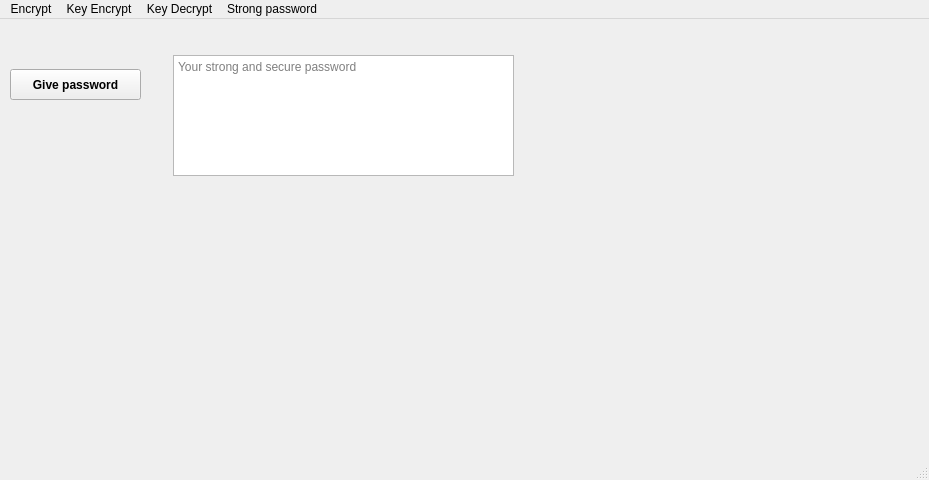
Old version of the form Views/GivePassword.ui in the repository abhipray-cpu/Encoder-and-decoder.
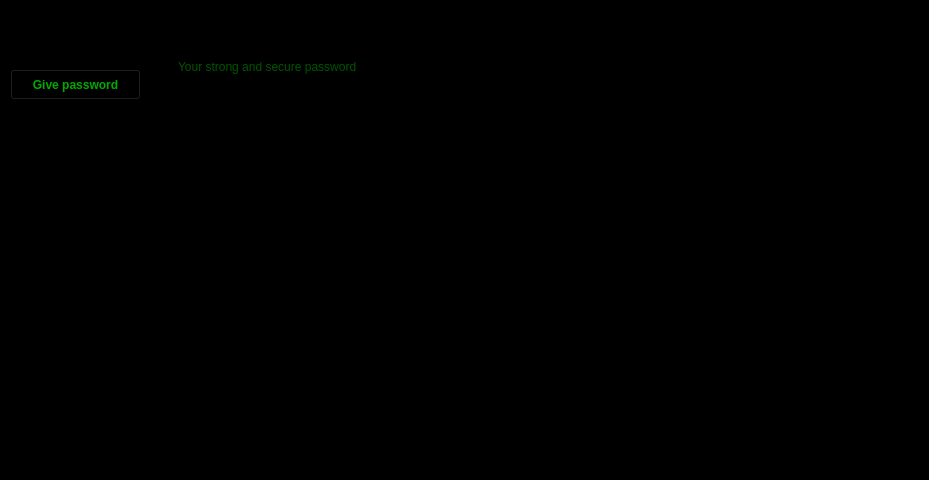
New version of the form.

Commit message: colors are added now add colors for the menu

Diff of the .ui file:
```diff
--- a/Views/GivePassword.ui
+++ b/Views/GivePassword.ui
@@ -13,6 +13,9 @@
   <property name="windowTitle">
    <string>MainWindow</string>
   </property>
+  <property name="styleSheet">
+   <string notr="true">background-color: rgb(0, 0, 0);</string>
+  </property>
   <widget class="QWidget" name="MainWidget">
    <widget class="QPushButton" name="PasswordBtn">
     <property name="geometry">
@@ -30,6 +33,10 @@
       <bold>true</bold>
      </font>
     </property>
+    <property name="styleSheet">
+     <string notr="true">background-color: rgb(0, 0, 0);
+color: rgb(0, 170, 0);</string>
+    </property>
     <property name="text">
      <string>Give password</string>
     </property>
@@ -43,6 +50,9 @@
       <height>121</height>
      </rect>
     </property>
+    <property name="styleSheet">
+     <string notr="true">color: rgb(0, 170, 0);</string>
+    </property>
     <property name="placeholderText">
      <string>Your strong and secure password</string>
     </property>
```
The commit also changes 3 other files.
